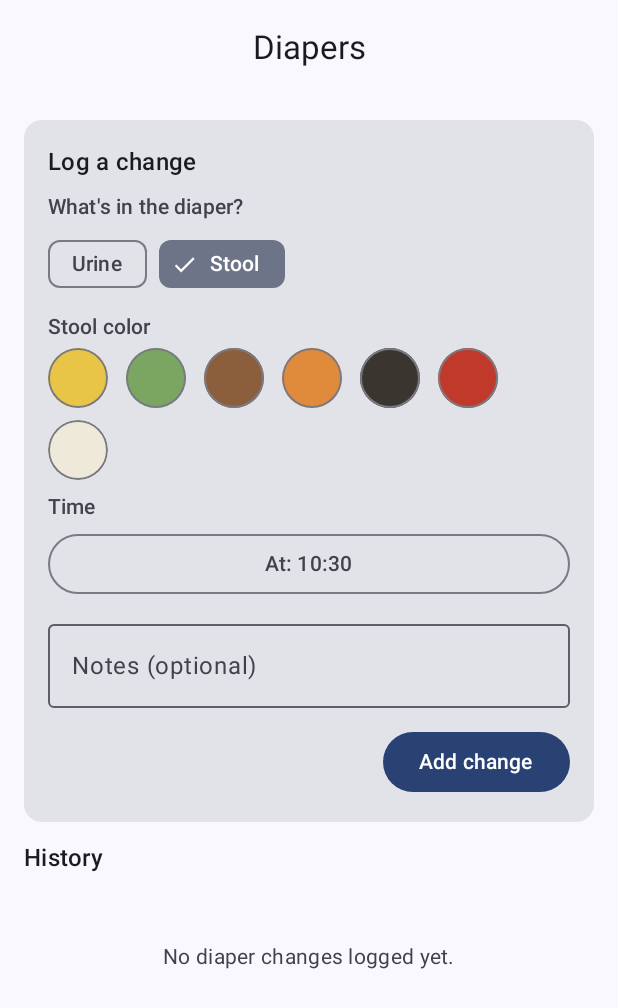
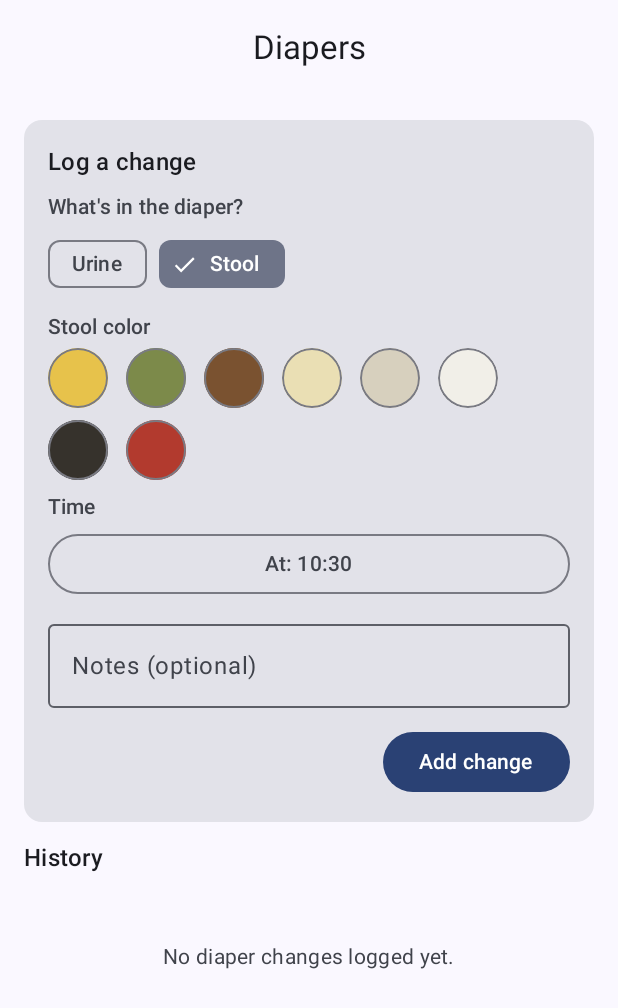
Before and after one commit to GProust/sprout, an Android app built with Jetpack Compose: the composable DiaperScreen shown on its own in the app's theme, after a tap on "Stool", on a phone screen of 412 x 824 dp. Shown: the top 1008 px of the screen. Run offline under Robolectric (Android 15) with nearby library versions, the phone set to English and light mode, and no system bars; our stand-ins replace Room's generated code; 1 other tap on this screen came first.

Commit message:
Diaper: capture stool-colour screenshots, align palette to stool card
- ScreenshotTest: seed a richer diaper history and add two captures that
  reveal the stool-colour scale and a picked colour (07-diaper-2/-3).
- StoolColor: drop the non-clinical "orange" and add the pale/clay range
  that infant stool colour cards (e.g. HUG Geneva) exist to flag; refine
  swatch hexes toward those references. Strings updated across all locales.

Co-Authored-By: Claude Opus 4.8 <noreply@anthropic.com>
Claude-Session: https://claude.ai/code/session_0151Ar8AcJtPzmLHbjdLAm9N

```diff
--- a/app/src/main/java/com/gproust/sprout/data/local/Entities.kt
+++ b/app/src/main/java/com/gproust/sprout/data/local/Entities.kt
@@ -13,10 +13,12 @@ enum class BreastSide { LEFT, RIGHT, BOTH }
 
 /**
  * Predefined stool ("selles") colours, offered as a colour scale when logging a
- * diaper change. Ordered roughly from the most common newborn colours to the
- * ones worth keeping an eye on.
+ * diaper change. Inspired by the infant stool colour cards used for newborn
+ * cholestasis screening (e.g. the HUG Geneva "carte colorimétrique des selles"):
+ * the common healthy colours first, then the pale/acholic range those cards
+ * exist to flag, and finally the blood-related colours.
  */
-enum class StoolColor { YELLOW, GREEN, BROWN, ORANGE, BLACK, RED, WHITE }
+enum class StoolColor { YELLOW, GREEN, BROWN, PALE, CLAY, WHITE, BLACK, RED }
 
 /** Postpartum bleeding (lochia) intensity. */
 enum class Bleeding { NONE, LIGHT, MODERATE, HEAVY }
--- a/app/src/main/java/com/gproust/sprout/ui/diaper/DiaperScreen.kt
+++ b/app/src/main/java/com/gproust/sprout/ui/diaper/DiaperScreen.kt
@@ -119,22 +119,30 @@ private fun StoolColor.label(context: Context): String = context.getString(
         StoolColor.YELLOW -> R.string.stool_color_yellow
         StoolColor.GREEN -> R.string.stool_color_green
         StoolColor.BROWN -> R.string.stool_color_brown
-        StoolColor.ORANGE -> R.string.stool_color_orange
+        StoolColor.PALE -> R.string.stool_color_pale
+        StoolColor.CLAY -> R.string.stool_color_clay
+        StoolColor.WHITE -> R.string.stool_color_white
         StoolColor.BLACK -> R.string.stool_color_black
         StoolColor.RED -> R.string.stool_color_red
-        StoolColor.WHITE -> R.string.stool_color_white
     },
 )
 
-/** Swatch colour for the picker. */
+/** Swatch colour for the picker (approximating the infant stool colour card). */
 private fun StoolColor.swatch(): Color = when (this) {
-    StoolColor.YELLOW -> Color(0xFFE9C547)
-    StoolColor.GREEN -> Color(0xFF7AA661)
-    StoolColor.BROWN -> Color(0xFF8B5E3C)
-    StoolColor.ORANGE -> Color(0xFFE08A3C)
-    StoolColor.BLACK -> Color(0xFF3A352F)
-    StoolColor.RED -> Color(0xFFC0392B)
-    StoolColor.WHITE -> Color(0xFFEFE9DA)
+    StoolColor.YELLOW -> Color(0xFFE7C24B)
+    StoolColor.GREEN -> Color(0xFF7C8A4A)
+    StoolColor.BROWN -> Color(0xFF7A5230)
+    StoolColor.PALE -> Color(0xFFEADFB4)
+    StoolColor.CLAY -> Color(0xFFD7D0BE)
+    StoolColor.WHITE -> Color(0xFFF1EFE8)
+    StoolColor.BLACK -> Color(0xFF36322C)
+    StoolColor.RED -> Color(0xFFB23A2E)
+}
+
+/** True for pale swatches that need a dark check mark to stay legible. */
+private fun StoolColor.isLight(): Boolean = when (this) {
+    StoolColor.YELLOW, StoolColor.PALE, StoolColor.CLAY, StoolColor.WHITE -> true
+    else -> false
 }
 
 /** History title from the checklist: "Urine", "Stool", or "Urine + stool". */
@@ -265,11 +273,7 @@ private fun StoolColorPicker(selected: StoolColor?, onSelect: (StoolColor?) -> U
                     Icon(
                         Icons.Filled.Check,
                         contentDescription = null,
-                        tint = if (color == StoolColor.WHITE || color == StoolColor.YELLOW) {
-                            Color(0xFF3A352F)
-                        } else {
-                            Color.White
-                        },
+                        tint = if (color.isLight()) Color(0xFF3A352F) else Color.White,
                         modifier = Modifier.size(20.dp),
                     )
                 }
--- a/app/src/main/res/values/strings.xml
+++ b/app/src/main/res/values/strings.xml
@@ -171,10 +171,11 @@
     <string name="stool_color_yellow">Yellow</string>
     <string name="stool_color_green">Green</string>
     <string name="stool_color_brown">Brown</string>
-    <string name="stool_color_orange">Orange</string>
+    <string name="stool_color_pale">Pale yellow</string>
+    <string name="stool_color_clay">Clay / grey</string>
+    <string name="stool_color_white">White</string>
     <string name="stool_color_black">Black</string>
     <string name="stool_color_red">Red</string>
-    <string name="stool_color_white">White / pale</string>
 
     <!-- Growth -->
     <string name="screen_growth">Growth</string>
```
Also changed, not shown: 8 other files.
